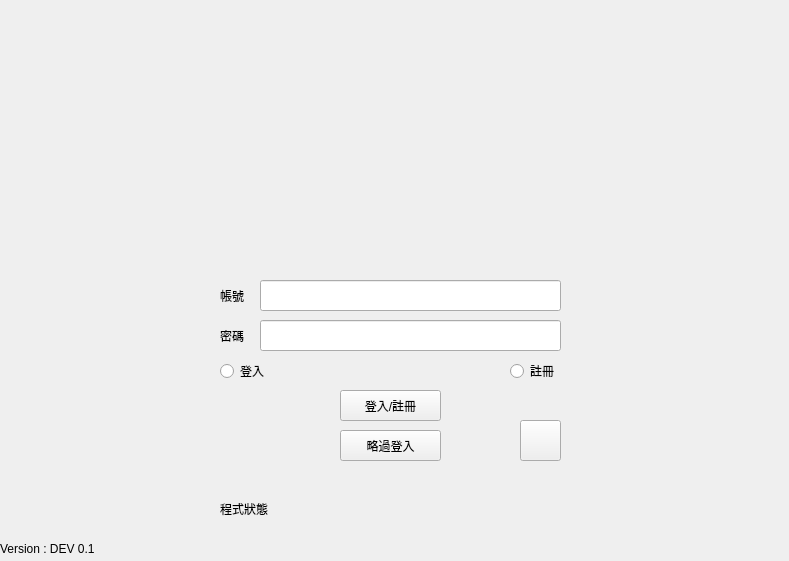
Before: the Qt Designer form mainwindow.ui in mcg25035/Minecraft-Datapack-Share-Platfrom, drawn with Qt 5.
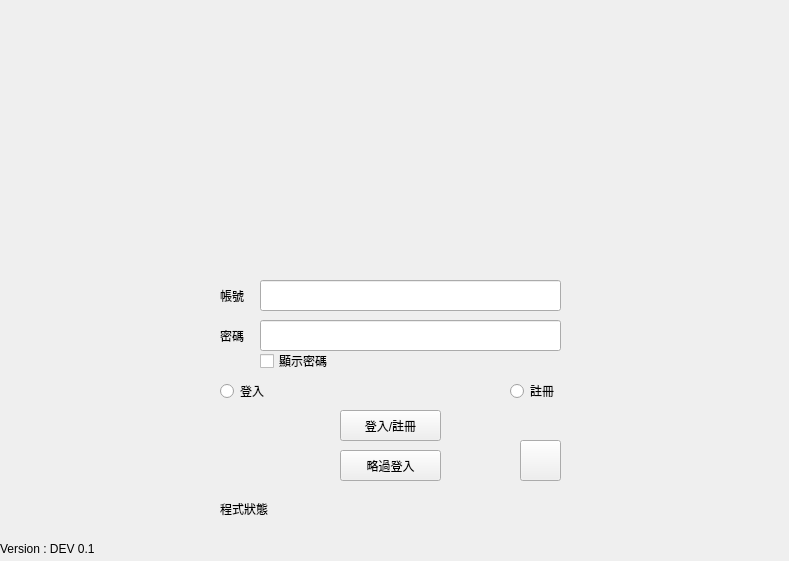
After: the same form once the commit is applied. Icons and pictures are not drawn.

Commit message: add login save username and password on local file , and add get recommend datapacks model

Patch:
```diff
--- a/mainwindow.ui
+++ b/mainwindow.ui
@@ -765,7 +765,7 @@
       <property name="geometry">
        <rect>
         <x>340</x>
-        <y>390</y>
+        <y>410</y>
         <width>101</width>
         <height>31</height>
        </rect>
@@ -794,7 +794,7 @@
       <property name="geometry">
        <rect>
         <x>220</x>
-        <y>360</y>
+        <y>380</y>
         <width>101</width>
         <height>22</height>
        </rect>
@@ -807,7 +807,7 @@
       <property name="geometry">
        <rect>
         <x>510</x>
-        <y>360</y>
+        <y>380</y>
         <width>101</width>
         <height>22</height>
        </rect>
@@ -820,7 +820,7 @@
       <property name="geometry">
        <rect>
         <x>520</x>
-        <y>420</y>
+        <y>440</y>
         <width>41</width>
         <height>41</height>
        </rect>
@@ -846,7 +846,7 @@
       <property name="geometry">
        <rect>
         <x>340</x>
-        <y>430</y>
+        <y>450</y>
         <width>101</width>
         <height>31</height>
        </rect>
@@ -894,6 +894,19 @@
        <string>Version : DEV 0.1</string>
       </property>
      </widget>
+     <widget class="QCheckBox" name="show_password">
+      <property name="geometry">
+       <rect>
+        <x>260</x>
+        <y>350</y>
+        <width>88</width>
+        <height>22</height>
+       </rect>
+      </property>
+      <property name="text">
+       <string>顯示密碼</string>
+      </property>
+     </widget>
     </widget>
    </widget>
   </widget>
```
Left out of the diff: 5 changed lines with no effect on the pictures. The commit also changes 2 other files.
